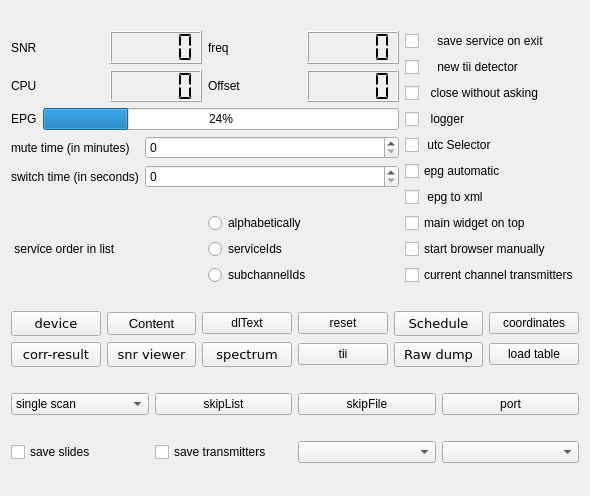
This is qt-dab-s5/forms-v5/config-helper.ui in JvanKatwijk/qt-dab as Qt 5 draws it before an edit. The edited form follows.
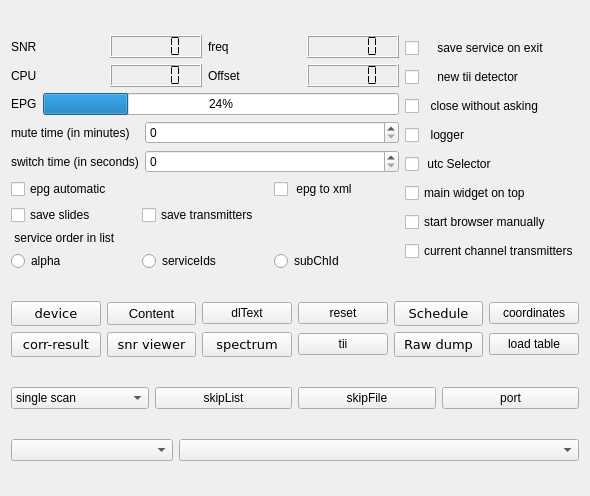
This is the edited form. Custom widgets are drawn as their Qt base class.

Diff of the .ui file:
```diff
--- a/qt-dab-s5/forms-v5/config-helper.ui
+++ b/qt-dab-s5/forms-v5/config-helper.ui
@@ -146,7 +146,51 @@
         </layout>
        </item>
        <item>
-        <layout class="QHBoxLayout" name="horizontalLayout">
+        <layout class="QGridLayout" name="gridLayout_3">
+         <item row="0" column="0" colspan="2">
+          <widget class="QCheckBox" name="epgSelector">
+           <property name="toolTip">
+            <string>&lt;html&gt;&lt;head/&gt;&lt;body&gt;&lt;p&gt;When set, the software is instructed to start an EPG handler when an EPG sevice is detected on starting an ensemble.&lt;/p&gt;&lt;/body&gt;&lt;/html&gt;</string>
+           </property>
+           <property name="text">
+            <string>epg automatic</string>
+           </property>
+          </widget>
+         </item>
+         <item row="0" column="2">
+          <widget class="QCheckBox" name="epg2xmlSelector">
+           <property name="toolTip">
+            <string>&lt;html&gt;&lt;head/&gt;&lt;body&gt;&lt;p&gt;The EPG detector has two components, one collecting data to present as &amp;quot;time table&amp;quot; for today,&lt;/p&gt;&lt;p&gt;the other one - using a library written by Julian Cable from the BBC - to generate textual xml.&lt;/p&gt;&lt;p&gt;If selected, the xml will be generated. Note howevet that we encountered at least one example&lt;/p&gt;&lt;p&gt;here the library generating the textual xml causes a crash.&lt;/p&gt;&lt;/body&gt;&lt;/html&gt;</string>
+           </property>
+           <property name="text">
+            <string> epg to xml</string>
+           </property>
+          </widget>
+         </item>
+         <item row="1" column="0">
+          <widget class="QCheckBox" name="saveSlides">
+           <property name="toolTip">
+            <string>&lt;html&gt;&lt;head/&gt;&lt;body&gt;&lt;p&gt;If set, slides (pictures) appearing during transmissions are being saved&lt;/p&gt;&lt;/body&gt;&lt;/html&gt;</string>
+           </property>
+           <property name="text">
+            <string>save slides</string>
+           </property>
+          </widget>
+         </item>
+         <item row="1" column="1" colspan="2">
+          <widget class="QCheckBox" name="transmSelector">
+           <property name="toolTip">
+            <string>&lt;html&gt;&lt;head/&gt;&lt;body&gt;&lt;p&gt;When this is set, the transmitter descriptions visible on the map are also stored in a &amp;quot;.csv&amp;quot;  file,&lt;/p&gt;&lt;p&gt;On starting the httpHandler, a file selection menu will appear.&lt;/p&gt;&lt;/body&gt;&lt;/html&gt;</string>
+           </property>
+           <property name="text">
+            <string>save transmitters</string>
+           </property>
+          </widget>
+         </item>
+        </layout>
+       </item>
+       <item>
+        <layout class="QVBoxLayout" name="verticalLayout">
          <item>
           <widget class="QLabel" name="label_3">
            <property name="text">
@@ -155,11 +199,11 @@
           </widget>
          </item>
          <item>
-          <layout class="QVBoxLayout" name="verticalLayout">
+          <layout class="QHBoxLayout" name="horizontalLayout">
            <item>
             <widget class="QRadioButton" name="orderAlfabetical">
              <property name="text">
-              <string>alphabetically</string>
+              <string>alpha</string>
              </property>
              <attribute name="buttonGroup">
               <string notr="true">buttonGroup</string>
@@ -179,7 +223,7 @@
            <item>
             <widget class="QRadioButton" name="ordersubChannelIds">
              <property name="text">
-              <string>subchannelIds</string>
+              <string>subChId</string>
              </property>
              <attribute name="buttonGroup">
               <string notr="true">buttonGroup</string>
@@ -244,26 +288,6 @@
          </property>
         </widget>
        </item>
-       <item>
-        <widget class="QCheckBox" name="epgSelector">
-         <property name="toolTip">
-          <string>&lt;html&gt;&lt;head/&gt;&lt;body&gt;&lt;p&gt;When set, the software is instructed to start an EPG handler when an EPG sevice is detected on starting an ensemble.&lt;/p&gt;&lt;/body&gt;&lt;/html&gt;</string>
-         </property>
-         <property name="text">
-          <string>epg automatic</string>
-         </property>
-        </widget>
-       </item>
-       <item>
-        <widget class="QCheckBox" name="epg2xmlSelector">
-         <property name="toolTip">
-          <string>&lt;html&gt;&lt;head/&gt;&lt;body&gt;&lt;p&gt;The EPG detector has two components, one collecting data to present as &amp;quot;time table&amp;quot; for today,&lt;/p&gt;&lt;p&gt;the other one - using a library written by Julian Cable from the BBC - to generate textual xml.&lt;/p&gt;&lt;p&gt;If selected, the xml will be generated. Note howevet that we encountered at least one example&lt;/p&gt;&lt;p&gt;here the library generating the textual xml causes a crash.&lt;/p&gt;&lt;/body&gt;&lt;/html&gt;</string>
-         </property>
-         <property name="text">
-          <string> epg to xml</string>
-         </property>
-        </widget>
-       </item>
        <item>
         <widget class="QCheckBox" name="onTop">
          <property name="toolTip">
@@ -568,26 +592,6 @@
    </item>
    <item>
     <layout class="QHBoxLayout" name="horizontalLayout_2">
-     <item>
-      <widget class="QCheckBox" name="saveSlides">
-       <property name="toolTip">
-        <string>&lt;html&gt;&lt;head/&gt;&lt;body&gt;&lt;p&gt;If set, slides (pictures) appearing during transmissions are being saved&lt;/p&gt;&lt;/body&gt;&lt;/html&gt;</string>
-       </property>
-       <property name="text">
-        <string>save slides</string>
-       </property>
-      </widget>
-     </item>
-     <item>
-      <widget class="QCheckBox" name="transmSelector">
-       <property name="toolTip">
-        <string>&lt;html&gt;&lt;head/&gt;&lt;body&gt;&lt;p&gt;When this is set, the transmitter descriptions visible on the map are also stored in a &amp;quot;.csv&amp;quot;  file,&lt;/p&gt;&lt;p&gt;On starting the httpHandler, a file selection menu will appear.&lt;/p&gt;&lt;/body&gt;&lt;/html&gt;</string>
-       </property>
-       <property name="text">
-        <string>save transmitters</string>
-       </property>
-      </widget>
-     </item>
      <item>
       <widget class="smallComboBox" name="streamoutSelector">
        <property name="maximumSize">
```
